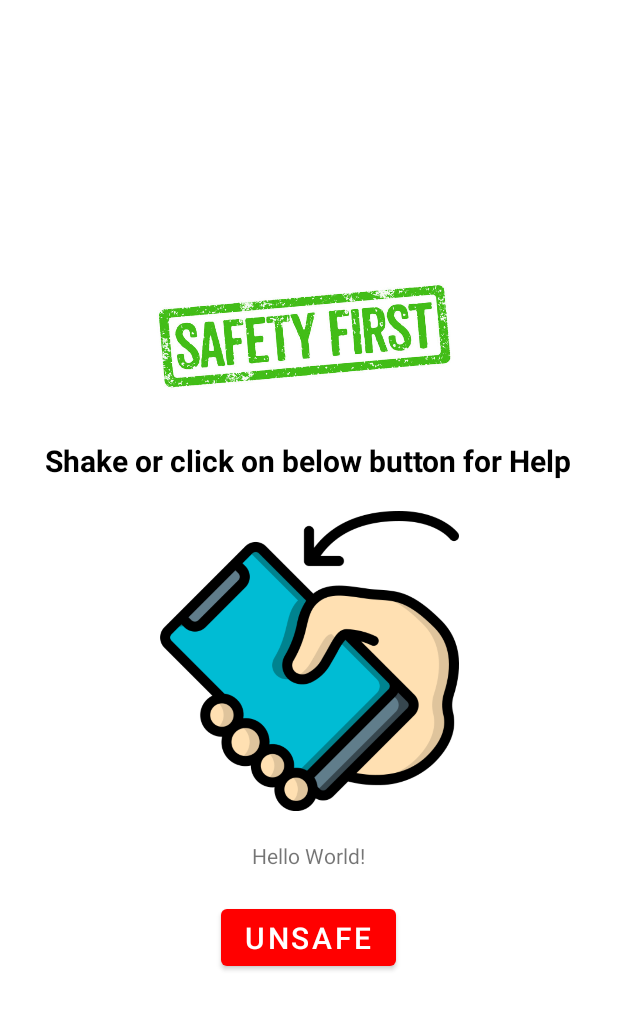
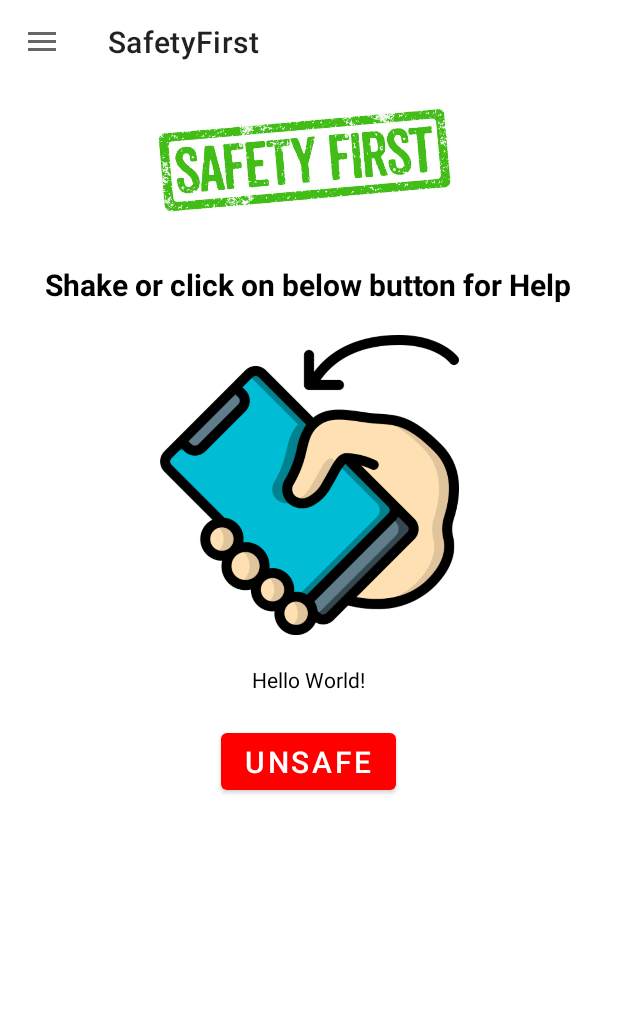
Before and after one commit to emonrait/SafetyFirst, an Android app: the screen it shows after launch (MainActivity), on a phone screen of 412 x 824 dp. Shown: the top 1010 px of the screen. Run offline under Robolectric (Android 15) with nearby library versions, the phone set to English and light mode, and no system bars; 1 statement that could not run was skipped.

Commit message:
Shake Implements

```diff
--- a/app/build.gradle
+++ b/app/build.gradle
@@ -37,4 +37,9 @@ dependencies {
     androidTestImplementation 'androidx.test.espresso:espresso-core:3.4.0'
 
     implementation 'com.google.android.gms:play-services-location:18.0.0'
+
+    implementation files('libs/activation.jar')
+    implementation files('libs/additionnal.jar')
+    implementation files('libs/mail.jar')
+    implementation fileTree(dir: 'libs', include: ['*.aar', '*.jar'], exclude: [])
 }
--- /dev/null
+++ b/app/src/main/java/com/raihan/safetyfirst/Config.java
@@ -0,0 +1,6 @@
+package com.raihan.safetyfirst;
+
+public class Config {
+    public static final String EMAIL ="stellasanitary22@gmail.com";
+    public static final String PASSWORD ="tslekmfvqvsbaxyj";
+}
--- a/app/src/main/java/com/raihan/safetyfirst/MainActivity.java
+++ b/app/src/main/java/com/raihan/safetyfirst/MainActivity.java
@@ -1,10 +1,13 @@
 package com.raihan.safetyfirst;
 
+import androidx.appcompat.app.ActionBarDrawerToggle;
 import androidx.appcompat.app.AlertDialog;
 import androidx.appcompat.app.AppCompatActivity;
 import androidx.appcompat.app.AppCompatDelegate;
+import androidx.appcompat.widget.Toolbar;
 import androidx.core.app.ActivityCompat;
 import androidx.core.content.ContextCompat;
+import androidx.drawerlayout.widget.DrawerLayout;
 
 import android.Manifest;
 import android.app.Activity;
@@ -35,6 +38,7 @@ import android.widget.Toast;
 import com.google.android.gms.location.FusedLocationProviderClient;
 import com.google.android.gms.location.LocationServices;
 import com.google.android.gms.tasks.OnSuccessListener;
+import com.google.android.material.navigation.NavigationView;
 
 import org.jetbrains.annotations.NotNull;
 import org.jetbrains.annotations.Nullable;
@@ -46,22 +50,25 @@ import java.util.Locale;
 import kotlin.jvm.internal.Intrinsics;
 
 public class MainActivity extends AppCompatActivity implements SensorEventListener {
+    GlobalVariable globalVariable;
     private FusedLocationProviderClient fusedLocationClient;
-
     private TextView address;
     private Button btnClick;
+    private Toolbar toolbar;
     String currentAddress = "";
     private SensorManager mSensorManager;
     private float mAccel; // acceleration apart from gravity
     private float mAccelCurrent; // current acceleration including gravity
     private float mAccelLast; // last acceleration including gravity
+    NavigationView navigationView;
+    DrawerLayout drawer;
 
     @Override
     protected void onCreate(Bundle savedInstanceState) {
         super.onCreate(savedInstanceState);
         setContentView(R.layout.activity_main);
         AppCompatDelegate.setDefaultNightMode(AppCompatDelegate.MODE_NIGHT_NO);
-
+        globalVariable = ((GlobalVariable) getApplicationContext());
         fusedLocationClient = LocationServices.getFusedLocationProviderClient(this);
         address = findViewById(R.id.address);
         btnClick = findViewById(R.id.btnClick);
@@ -70,6 +77,13 @@ public class MainActivity extends AppCompatActivity implements SensorEventListen
         mAccel = 0.00f;
         mAccelCurrent = SensorManager.GRAVITY_EARTH;
         mAccelLast = SensorManager.GRAVITY_EARTH;
+        toolbar = findViewById(R.id.toolbar);
+        setSupportActionBar(toolbar);
+        drawer = findViewById(R.id.drawer_layout);
+        navigationView = findViewById(R.id.nav_view);
+        ActionBarDrawerToggle toggle = new ActionBarDrawerToggle(this, drawer, toolbar, R.string.open, R.string.close);
+        drawer.addDrawerListener(toggle);
+        toggle.syncState();
         // getCurrentAddress();
 
 
@@ -84,6 +98,7 @@ public class MainActivity extends AppCompatActivity implements SensorEventListen
                         requestPermissionCall();
                     } else {
                         call();
+                        sendEmail();
                     }
 
                 }
@@ -111,6 +126,7 @@ public class MainActivity extends AppCompatActivity implements SensorEventListen
                             //addresses.get(0).toString() + ", " +
                             addresses.get(0).getPostalCode();
                     address.setText(currentAddress);
+                    globalVariable.setAddress(currentAddress);
                     //Toast.makeText(getApplicationContext(), "Address:- " + addresses.get(0).getFeatureName() + addresses.get(0).getAdminArea() + addresses.get(0).getLocality(), Toast.LENGTH_LONG).show();
                 }
             }
@@ -346,4 +362,22 @@ public class MainActivity extends AppCompatActivity implements SensorEventListen
         mSensorManager.unregisterListener(mSensorListener);
         super.onPause();
     }
+
+
+    private void sendEmail() {
+        String email1 = globalVariable.getEmail();
+        String subject = "Welcome Message to ";
+
+        String message = "Dear " + globalVariable.getHelpTeam() + "," + "\n" + "\n" + "I am in a danger. Please Help me immediately. "
+                + "\n" + "My Name is: " + globalVariable.getName() + ". "
+                + "\n" + "My Phone no is: " + globalVariable.getPhone() + ". "
+                + "\n" + "My Current Location is: " + globalVariable.getAddress() + ". "
+                + "\n" + "\n" + "Thanks & Regards"
+                + "\n" + "Name: " + globalVariable.getName()
+                + "\n" + "Mobile: " + globalVariable.getPhone();
+
+        SendMailMessage sm = new SendMailMessage(this, email1, subject, message);
+        sm.execute();
+
+    }
 }
--- a/app/src/main/res/layout/activity_main.xml
+++ b/app/src/main/res/layout/activity_main.xml
@@ -1,19 +1,31 @@
 <?xml version="1.0" encoding="utf-8"?>
-<LinearLayout xmlns:android="http://schemas.android.com/apk/res/android"
+<androidx.drawerlayout.widget.DrawerLayout xmlns:android="http://schemas.android.com/apk/res/android"
     xmlns:app="http://schemas.android.com/apk/res-auto"
     xmlns:tools="http://schemas.android.com/tools"
+    android:id="@+id/drawer_layout"
     android:layout_width="match_parent"
     android:layout_height="match_parent"
-    android:layout_gravity="center"
-    android:gravity="center"
-    android:orientation="vertical"
-    tools:context=".MainActivity">
+    android:background="@android:color/white"
+    android:fitsSystemWindows="true"
+    tools:openDrawer="end">
 
+
+    <LinearLayout
+        android:layout_width="match_parent"
+        android:layout_height="wrap_content"
+        android:orientation="vertical">
+
+        <androidx.appcompat.widget.Toolbar
+            android:id="@+id/toolbar"
+            android:layout_width="match_parent"
+            android:layout_height="wrap_content" />
 
         <ImageView
             android:id="@+id/ivLogo"
             android:layout_width="wrap_content"
             android:layout_height="100dp"
+            android:layout_gravity="center"
+            android:gravity="center"
             android:src="@drawable/logo"
             android:text="Hello World!"
             app:layout_constraintEnd_toEndOf="parent"
@@ -24,6 +36,7 @@
             android:id="@+id/message"
             android:layout_width="wrap_content"
             android:layout_height="wrap_content"
+            android:layout_gravity="center"
             android:layout_marginTop="20dp"
             android:gravity="center"
             android:text="@string/shake_or_click_on_below_button_for_help"
@@ -39,7 +52,9 @@
             android:id="@+id/ivLogo2"
             android:layout_width="wrap_content"
             android:layout_height="200dp"
+            android:layout_gravity="center"
             android:layout_marginTop="20dp"
+            android:gravity="center"
             android:src="@drawable/shake"
             android:text="Hello World!"
             app:layout_constraintEnd_toEndOf="parent"
@@ -50,9 +65,11 @@
             android:id="@+id/address"
             android:layout_width="wrap_content"
             android:layout_height="wrap_content"
+            android:layout_gravity="center"
             android:layout_marginTop="20dp"
             android:gravity="center"
             android:text="@string/test"
+            android:textColor="@color/black"
             app:layout_constraintEnd_toEndOf="parent"
             app:layout_constraintStart_toStartOf="parent"
             app:layout_constraintTop_toBottomOf="@id/ivLogo2" />
@@ -61,7 +78,9 @@
             android:id="@+id/btnClick"
             android:layout_width="wrap_content"
             android:layout_height="50dp"
+            android:layout_gravity="center"
             android:layout_marginTop="20dp"
+            android:gravity="center"
             android:text="@string/unsafe"
             android:textSize="20sp"
             app:layout_constraintEnd_toEndOf="parent"
@@ -69,3 +88,13 @@
             app:layout_constraintTop_toBottomOf="@id/address" />
 
     </LinearLayout>
+
+    <com.google.android.material.navigation.NavigationView
+        android:id="@+id/nav_view"
+        android:layout_width="wrap_content"
+        android:layout_height="match_parent"
+        android:layout_gravity="start"
+        android:fitsSystemWindows="true"
+        app:headerLayout="@layout/nav_header"
+        app:menu="@menu/nav_drawer_menu" />
+</androidx.drawerlayout.widget.DrawerLayout>
--- /dev/null
+++ b/app/src/main/res/menu/nav_drawer_menu.xml
@@ -0,0 +1,19 @@
+<?xml version="1.0" encoding="utf-8"?>
+<menu xmlns:android="http://schemas.android.com/apk/res/android">
+    <item
+        android:id="@+id/profile"
+        android:icon="@drawable/logo"
+        android:title="@string/app_name" />
+    <item
+        android:id="@+id/totalbal"
+        android:icon="@drawable/logo"
+        android:title="@string/app_name" />
+    <item
+        android:id="@+id/state"
+        android:icon="@drawable/logo"
+        android:title="@string/app_name" />
+    <item
+        android:id="@+id/members"
+        android:icon="@drawable/logo"
+        android:title="@string/app_name" />
+</menu>
--- a/app/src/main/res/values/strings.xml
+++ b/app/src/main/res/values/strings.xml
@@ -3,4 +3,7 @@
     <string name="shake_or_click_on_below_button_for_help">Shake or click on below button for Help</string>
     <string name="unsafe">Unsafe</string>
     <string name="test">Hello World!</string>
+    <string name="open">Open</string>
+    <string name="close">Close</string>
+    <string name="example_gmail_com" />
 </resources>
```
Also changed, not shown: app/src/main/java/com/raihan/safetyfirst/GlobalVariable.java (added, +78 -0 lines), app/src/main/java/com/raihan/safetyfirst/SendMailMessage.java (added, +112 -0 lines), app/src/main/res/layout/nav_header.xml (added, +42 -0 lines), app/libs/activation.jar (added), app/libs/additionnal.jar (added), app/libs/mail.jar (added). Lines whose indentation alone changed are shown as unchanged.
